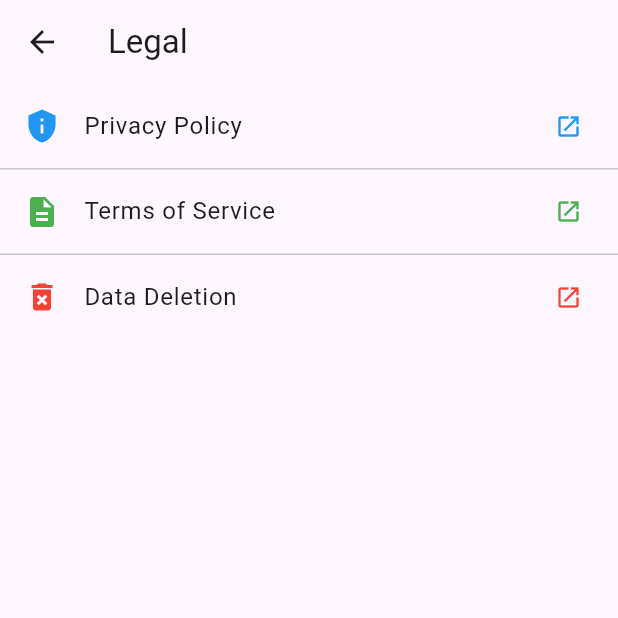
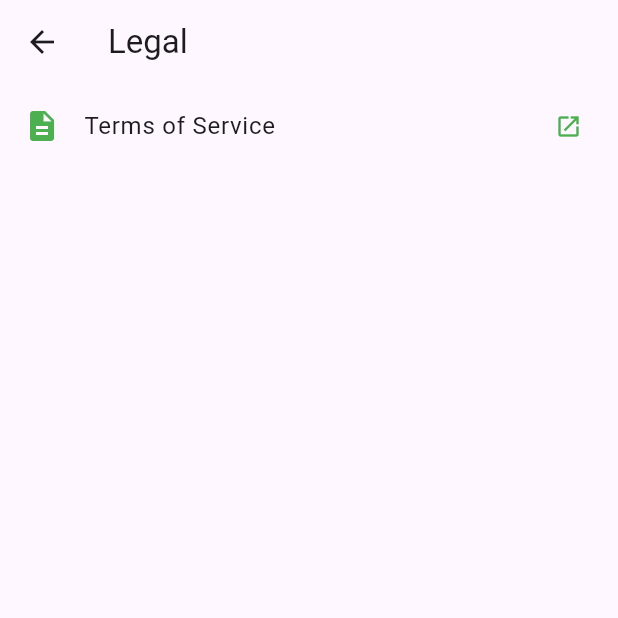
Before and after one commit to 816eric/FlutterSpell, a Flutter app: the LegalPage screen opened directly, on a phone screen of 412 x 824 dp, the top half of it. Run offline on Flutter 3.47's test engine with Material 3 defaults, Android fonts, the phone set to English and light mode, and no system bars; our stand-ins replace flutter_tts, image_picker, share_plus, shared_preferences; missing offline and left inert: dart:html, dart:js_util, google_ml_kit; accounts and stored records are empty.

Commit message:
Remove privacy/deletion links from settings; update privacy policy for usage stats
Co-Authored-By: Claude Sonnet 5.5 <noreply@anthropic.com>
Claude-Session: https://claude.ai/code/session_01Ukr7ScjZWMLEdVgn4ubfgA

```diff
--- a/lib/screens/legal_page.dart
+++ b/lib/screens/legal_page.dart
@@ -24,24 +24,10 @@ class LegalPage extends StatelessWidget {
       body: ListView(
         children: [
           ListTile(
-            leading: const Icon(Icons.privacy_tip, color: Colors.blue),
-            title: const Text('Privacy Policy'),
-            trailing: const Icon(Icons.open_in_new, size: 18, color: Colors.blue),
-            onTap: () => _launchUrl(context, 'https://aispell.pages.dev/privacy-policy.html'),
-          ),
-          const Divider(height: 1),
-          ListTile(
             leading: const Icon(Icons.description, color: Colors.green),
             title: const Text('Terms of Service'),
             trailing: const Icon(Icons.open_in_new, size: 18, color: Colors.green),
             onTap: () => _launchUrl(context, 'https://aispell.pages.dev/terms-of-service.html'),
-          ),
-          const Divider(height: 1),
-          ListTile(
-            leading: const Icon(Icons.delete_forever, color: Colors.red),
-            title: const Text('Data Deletion'),
-            trailing: const Icon(Icons.open_in_new, size: 18, color: Colors.red),
-            onTap: () => _launchUrl(context, 'https://aispell.pages.dev/data-deletion.html'),
           ),
         ],
       ),
```
Also changed, not shown: 1 other file.
